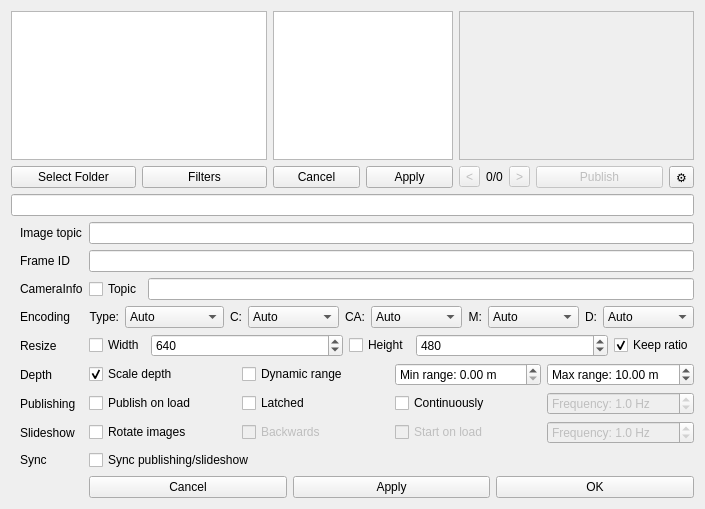
First picture: the form in src/rqt_image_publisher/rqt_image_publisher.ui, repository Eruvae/rqt_image_publisher, before the edit.
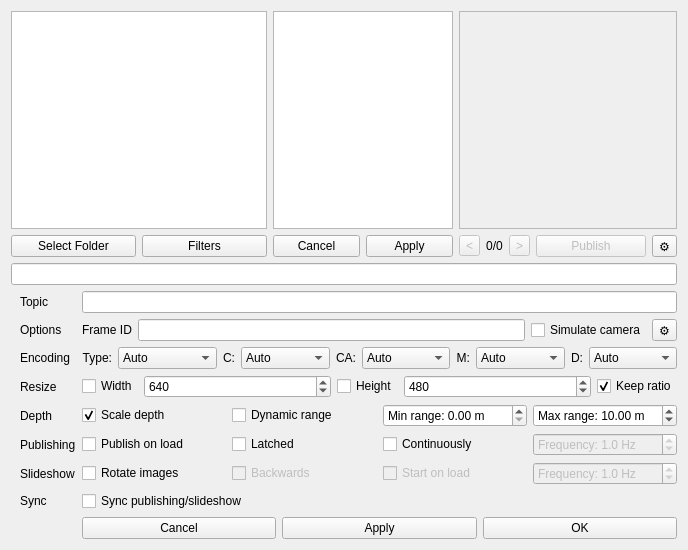
Second picture: the form after the edit.

Commit message: Added camera info settings dialog, worked on synchronization

```diff
--- a/src/rqt_image_publisher/rqt_image_publisher.ui
+++ b/src/rqt_image_publisher/rqt_image_publisher.ui
@@ -6,8 +6,8 @@
    <rect>
     <x>0</x>
     <y>0</y>
-    <width>705</width>
-    <height>509</height>
+    <width>688</width>
+    <height>550</height>
    </rect>
   </property>
   <property name="sizePolicy">
@@ -252,7 +252,272 @@
       <item row="0" column="2">
        <widget class="QLineEdit" name="imageTopicTextEdit"/>
       </item>
+      <item row="1" column="2">
+       <layout class="QHBoxLayout" name="horizontalLayout_2">
+        <item>
+         <widget class="QLabel" name="frameIdLabel">
+          <property name="text">
+           <string>Frame ID</string>
+          </property>
+         </widget>
+        </item>
+        <item>
+         <widget class="QLineEdit" name="frameIdTextEdit"/>
+        </item>
+        <item>
+         <widget class="QCheckBox" name="cameraInfoCheckBox">
+          <property name="text">
+           <string>Simulate camera</string>
+          </property>
+         </widget>
+        </item>
+        <item>
+         <widget class="QToolButton" name="cameraInfoSettingsButton">
+          <property name="text">
+           <string>⚙</string>
+          </property>
+         </widget>
+        </item>
+       </layout>
+      </item>
+      <item row="3" column="2">
+       <layout class="QHBoxLayout" name="settingsResizeLayout">
+        <item>
+         <widget class="QCheckBox" name="scaleWidthCheckBox">
+          <property name="text">
+           <string>Width</string>
+          </property>
+         </widget>
+        </item>
+        <item>
+         <widget class="QSpinBox" name="widthSpinBox">
+          <property name="sizePolicy">
+           <sizepolicy hsizetype="Expanding" vsizetype="Fixed">
+            <horstretch>0</horstretch>
+            <verstretch>0</verstretch>
+           </sizepolicy>
+          </property>
+          <property name="maximum">
+           <number>10000</number>
+          </property>
+          <property name="singleStep">
+           <number>10</number>
+          </property>
+          <property name="value">
+           <number>640</number>
+          </property>
+         </widget>
+        </item>
+        <item>
+         <widget class="QCheckBox" name="scaleHeightCheckBox">
+          <property name="text">
+           <string>Height</string>
+          </property>
+         </widget>
+        </item>
+        <item>
+         <widget class="QSpinBox" name="heightSpinBox">
+          <property name="sizePolicy">
+           <sizepolicy hsizetype="Expanding" vsizetype="Fixed">
+            <horstretch>0</horstretch>
+            <verstretch>0</verstretch>
+           </sizepolicy>
+          </property>
+          <property name="maximum">
+           <number>10000</number>
+          </property>
+          <property name="singleStep">
+           <number>10</number>
+          </property>
+          <property name="value">
+           <number>480</number>
+          </property>
+         </widget>
+        </item>
+        <item>
+         <widget class="QCheckBox" name="keepRatioCheckBox">
+          <property name="text">
+           <string>Keep ratio</string>
+          </property>
+          <property name="checked">
+           <bool>true</bool>
+          </property>
+         </widget>
+        </item>
+       </layout>
+      </item>
+      <item row="0" column="1">
+       <widget class="QLabel" name="imageTopicLabel">
+        <property name="text">
+         <string>Topic</string>
+        </property>
+       </widget>
+      </item>
+      <item row="8" column="2">
+       <layout class="QHBoxLayout" name="applyButtonsLayout">
+        <item>
+         <widget class="QPushButton" name="settingsCancelButton">
+          <property name="text">
+           <string>Cancel</string>
+          </property>
+         </widget>
+        </item>
+        <item>
+         <widget class="QPushButton" name="settingsApplyButton">
+          <property name="text">
+           <string>Apply</string>
+          </property>
+         </widget>
+        </item>
+        <item>
+         <widget class="QPushButton" name="settingsOkButton">
+          <property name="text">
+           <string>OK</string>
+          </property>
+         </widget>
+        </item>
+       </layout>
+      </item>
+      <item row="7" column="2">
+       <layout class="QHBoxLayout" name="syncSettingsLayout">
+        <item>
+         <widget class="QCheckBox" name="syncPublishingCheckBox">
+          <property name="text">
+           <string>Sync publishing/slideshow</string>
+          </property>
+         </widget>
+        </item>
+       </layout>
+      </item>
+      <item row="7" column="1">
+       <widget class="QLabel" name="syncLabel">
+        <property name="text">
+         <string>Sync</string>
+        </property>
+       </widget>
+      </item>
+      <item row="2" column="1">
+       <widget class="QLabel" name="encodingLabel">
+        <property name="text">
+         <string>Encoding</string>
+        </property>
+       </widget>
+      </item>
       <item row="5" column="2">
+       <layout class="QHBoxLayout" name="settingsPublishingLayout">
+        <item>
+         <widget class="QCheckBox" name="publishOnLoadCheckBox">
+          <property name="text">
+           <string>Publish on load</string>
+          </property>
+         </widget>
+        </item>
+        <item>
+         <widget class="QCheckBox" name="publishLatchedCheckBox">
+          <property name="text">
+           <string>Latched</string>
+          </property>
+         </widget>
+        </item>
+        <item>
+         <widget class="QCheckBox" name="publishContinuouslyCheckBox">
+          <property name="text">
+           <string>Continuously</string>
+          </property>
+         </widget>
+        </item>
+        <item>
+         <widget class="QDoubleSpinBox" name="publishingFrequencySpinBox">
+          <property name="enabled">
+           <bool>false</bool>
+          </property>
+          <property name="prefix">
+           <string>Frequency: </string>
+          </property>
+          <property name="suffix">
+           <string> Hz</string>
+          </property>
+          <property name="decimals">
+           <number>1</number>
+          </property>
+          <property name="maximum">
+           <double>100.000000000000000</double>
+          </property>
+          <property name="value">
+           <double>1.000000000000000</double>
+          </property>
+         </widget>
+        </item>
+       </layout>
+      </item>
+      <item row="6" column="2">
+       <layout class="QHBoxLayout" name="settingsSlideshowLayout">
+        <item>
+         <widget class="QCheckBox" name="rotateImagesCheckBox">
+          <property name="text">
+           <string>Rotate images</string>
+          </property>
+         </widget>
+        </item>
+        <item>
+         <widget class="QCheckBox" name="rotateBackwardsCheckBox">
+          <property name="enabled">
+           <bool>false</bool>
+          </property>
+          <property name="text">
+           <string>Backwards</string>
+          </property>
+         </widget>
+        </item>
+        <item>
+         <widget class="QCheckBox" name="startSlideshowOnLoadCheckBox">
+          <property name="enabled">
+           <bool>false</bool>
+          </property>
+          <property name="text">
+           <string>Start on load</string>
+          </property>
+         </widget>
+        </item>
+        <item>
+         <widget class="QDoubleSpinBox" name="rotationFrequencySpinBox">
+          <property name="enabled">
+           <bool>false</bool>
+          </property>
+          <property name="prefix">
+           <string>Frequency: </string>
+          </property>
+          <property name="suffix">
+           <string> Hz</string>
+          </property>
+          <property name="decimals">
+           <number>1</number>
+          </property>
+          <property name="maximum">
+           <double>100.000000000000000</double>
+          </property>
+          <property name="value">
+           <double>1.000000000000000</double>
+          </property>
+         </widget>
+        </item>
+       </layout>
+      </item>
+      <item row="5" column="1">
+       <widget class="QLabel" name="publishingLabel">
+        <property name="text">
+         <string>Publishing</string>
+        </property>
+       </widget>
+      </item>
+      <item row="3" column="1">
+       <widget class="QLabel" name="resizeLabel">
+        <property name="text">
+         <string>Resize</string>
+        </property>
+       </widget>
+      </item>
+      <item row="4" column="2">
        <layout class="QHBoxLayout" name="depthSettingsLayout">
         <item>
          <widget class="QCheckBox" name="scaleDepthCheckBox">
@@ -308,21 +573,28 @@
         </item>
        </layout>
       </item>
-      <item row="2" column="1">
-       <widget class="QLabel" name="cameraInfoLabel">
+      <item row="4" column="1">
+       <widget class="QLabel" name="depthLabel">
         <property name="text">
-         <string>CameraInfo</string>
+         <string>Depth</string>
         </property>
        </widget>
       </item>
-      <item row="0" column="1">
-       <widget class="QLabel" name="imageTopicLabel">
+      <item row="1" column="1">
+       <widget class="QLabel" name="label">
         <property name="text">
-         <string>Image topic</string>
+         <string>Options</string>
         </property>
        </widget>
       </item>
-      <item row="3" column="2">
+      <item row="6" column="1">
+       <widget class="QLabel" name="slideshowLabel">
+        <property name="text">
+         <string>Slideshow</string>
+        </property>
+       </widget>
+      </item>
+      <item row="2" column="2">
        <layout class="QHBoxLayout" name="encodingLayout">
         <item>
          <widget class="QLabel" name="typeLabel">
@@ -531,274 +803,6 @@
         </item>
        </layout>
       </item>
-      <item row="7" column="2">
-       <layout class="QHBoxLayout" name="settingsSlideshowLayout">
-        <item>
-         <widget class="QCheckBox" name="rotateImagesCheckBox">
-          <property name="text">
-           <string>Rotate images</string>
-          </property>
-         </widget>
-        </item>
-        <item>
-         <widget class="QCheckBox" name="rotateBackwardsCheckBox">
-          <property name="enabled">
-           <bool>false</bool>
-          </property>
-          <property name="text">
-           <string>Backwards</string>
-          </property>
-         </widget>
-        </item>
-        <item>
-         <widget class="QCheckBox" name="startSlideshowOnLoadCheckBox">
-          <property name="enabled">
-           <bool>false</bool>
-          </property>
-          <property name="text">
-           <string>Start on load</string>
-          </property>
-         </widget>
-        </item>
-        <item>
-         <widget class="QDoubleSpinBox" name="rotationFrequencySpinBox">
-          <property name="enabled">
-           <bool>false</bool>
-          </property>
-          <property name="prefix">
-           <string>Frequency: </string>
-          </property>
-          <property name="suffix">
-           <string> Hz</string>
-          </property>
-          <property name="decimals">
-           <number>1</number>
-          </property>
-          <property name="maximum">
-           <double>100.000000000000000</double>
-          </property>
-          <property name="value">
-           <double>1.000000000000000</double>
-          </property>
-         </widget>
-        </item>
-       </layout>
-      </item>
-      <item row="1" column="1">
-       <widget class="QLabel" name="frameIdLabel">
-        <property name="text">
-         <string>Frame ID</string>
-        </property>
-       </widget>
-      </item>
-      <item row="4" column="1">
-       <widget class="QLabel" name="resizeLabel">
-        <property name="text">
-         <string>Resize</string>
-        </property>
-       </widget>
-      </item>
-      <item row="9" column="2">
-       <layout class="QHBoxLayout" name="applyButtonsLayout">
-        <item>
-         <widget class="QPushButton" name="settingsCancelButton">
-          <property name="text">
-           <string>Cancel</string>
-          </property>
-         </widget>
-        </item>
-        <item>
-         <widget class="QPushButton" name="settingsApplyButton">
-          <property name="text">
-           <string>Apply</string>
-          </property>
-         </widget>
-        </item>
-        <item>
-         <widget class="QPushButton" name="settingsOkButton">
-          <property name="text">
-           <string>OK</string>
-          </property>
-         </widget>
-        </item>
-       </layout>
-      </item>
-      <item row="7" column="1">
-       <widget class="QLabel" name="slideshowLabel">
-        <property name="text">
-         <string>Slideshow</string>
-        </property>
-       </widget>
-      </item>
-      <item row="4" column="2">
-       <layout class="QHBoxLayout" name="settingsResizeLayout">
-        <item>
-         <widget class="QCheckBox" name="scaleWidthCheckBox">
-          <property name="text">
-           <string>Width</string>
-          </property>
-         </widget>
-        </item>
-        <item>
-         <widget class="QSpinBox" name="widthSpinBox">
-          <property name="sizePolicy">
-           <sizepolicy hsizetype="Expanding" vsizetype="Fixed">
-            <horstretch>0</horstretch>
-            <verstretch>0</verstretch>
-           </sizepolicy>
-          </property>
-          <property name="maximum">
-           <number>10000</number>
-          </property>
-          <property name="singleStep">
-           <number>10</number>
-          </property>
-          <property name="value">
-           <number>640</number>
-          </property>
-         </widget>
-        </item>
-        <item>
-         <widget class="QCheckBox" name="scaleHeightCheckBox">
-          <property name="text">
-           <string>Height</string>
-          </property>
-         </widget>
-        </item>
-        <item>
-         <widget class="QSpinBox" name="heightSpinBox">
-          <property name="sizePolicy">
-           <sizepolicy hsizetype="Expanding" vsizetype="Fixed">
-            <horstretch>0</horstretch>
-            <verstretch>0</verstretch>
-           </sizepolicy>
-          </property>
-          <property name="maximum">
-           <number>10000</number>
-          </property>
-          <property name="singleStep">
-           <number>10</number>
-          </property>
-          <property name="value">
-           <number>480</number>
-          </property>
-         </widget>
-        </item>
-        <item>
-         <widget class="QCheckBox" name="keepRatioCheckBox">
-          <property name="text">
-           <string>Keep ratio</string>
-          </property>
-          <property name="checked">
-           <bool>true</bool>
-          </property>
-         </widget>
-        </item>
-       </layout>
-      </item>
-      <item row="6" column="1">
-       <widget class="QLabel" name="publishingLabel">
-        <property name="text">
-         <string>Publishing</string>
-        </property>
-       </widget>
-      </item>
-      <item row="2" column="2">
-       <layout class="QHBoxLayout" name="cameraInfoLayout">
-        <item>
-         <widget class="QCheckBox" name="cameraInfoCheckBox">
-          <property name="text">
-           <string>Topic</string>
-          </property>
-         </widget>
-        </item>
-        <item>
-         <widget class="QLineEdit" name="cameraInfoTopicLineEdit"/>
-        </item>
-       </layout>
-      </item>
-      <item row="6" column="2">
-       <layout class="QHBoxLayout" name="settingsPublishingLayout">
-        <item>
-         <widget class="QCheckBox" name="publishOnLoadCheckBox">
-          <property name="text">
-           <string>Publish on load</string>
-          </property>
-         </widget>
-        </item>
-        <item>
-         <widget class="QCheckBox" name="publishLatchedCheckBox">
-          <property name="text">
-           <string>Latched</string>
-          </property>
-         </widget>
-        </item>
-        <item>
-         <widget class="QCheckBox" name="publishContinuouslyCheckBox">
-          <property name="text">
-           <string>Continuously</string>
-          </property>
-         </widget>
-        </item>
-        <item>
-         <widget class="QDoubleSpinBox" name="publishingFrequencySpinBox">
-          <property name="enabled">
-           <bool>false</bool>
-          </property>
-          <property name="prefix">
-           <string>Frequency: </string>
-          </property>
-          <property name="suffix">
-           <string> Hz</string>
-          </property>
-          <property name="decimals">
-           <number>1</number>
-          </property>
-          <property name="maximum">
-           <double>100.000000000000000</double>
-          </property>
-          <property name="value">
-           <double>1.000000000000000</double>
-          </property>
-         </widget>
-        </item>
-       </layout>
-      </item>
-      <item row="5" column="1">
-       <widget class="QLabel" name="depthLabel">
-        <property name="text">
-         <string>Depth</string>
-        </property>
-       </widget>
-      </item>
-      <item row="1" column="2">
-       <widget class="QLineEdit" name="frameIdTextEdit"/>
-      </item>
-      <item row="3" column="1">
-       <widget class="QLabel" name="encodingLabel">
-        <property name="text">
-         <string>Encoding</string>
-        </property>
-       </widget>
-      </item>
-      <item row="8" column="1">
-       <widget class="QLabel" name="syncLabel">
-        <property name="text">
-         <string>Sync</string>
-        </property>
-       </widget>
-      </item>
-      <item row="8" column="2">
-       <layout class="QHBoxLayout" name="syncSettingsLayout">
-        <item>
-         <widget class="QCheckBox" name="syncPublishingCheckBox">
-          <property name="text">
-           <string>Sync publishing/slideshow</string>
-          </property>
-         </widget>
-        </item>
-       </layout>
-      </item>
      </layout>
     </widget>
    </item>
```
Left out of the diff: 4 changed lines with no effect on the pictures. The commit also changes 6 other files.
